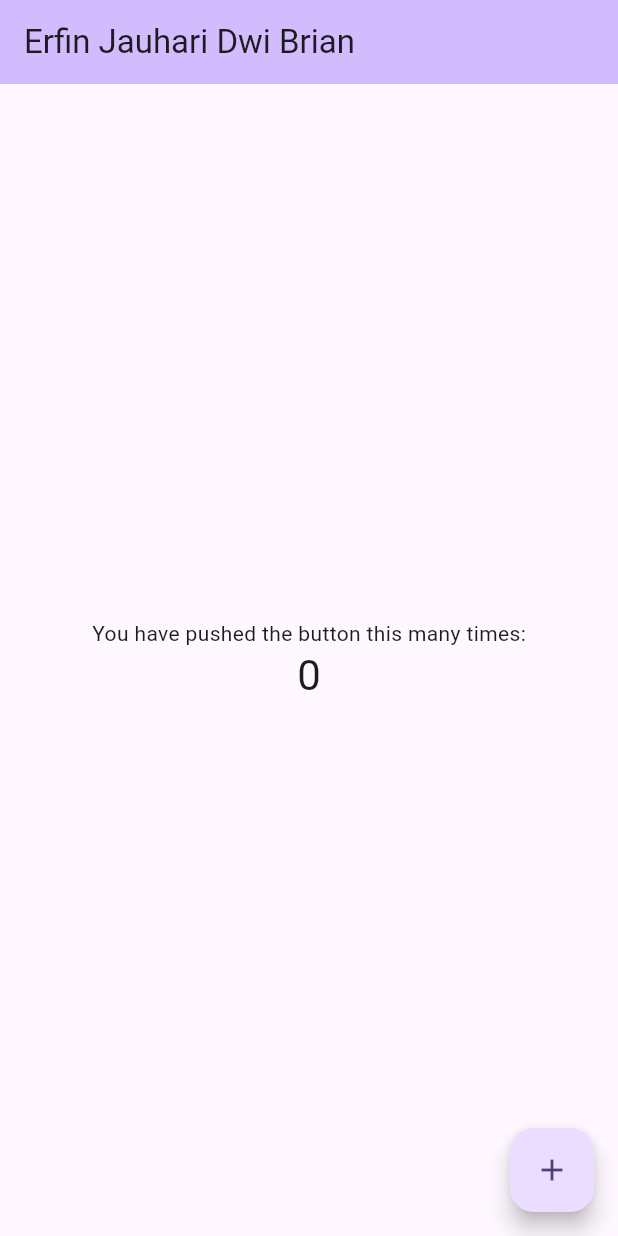
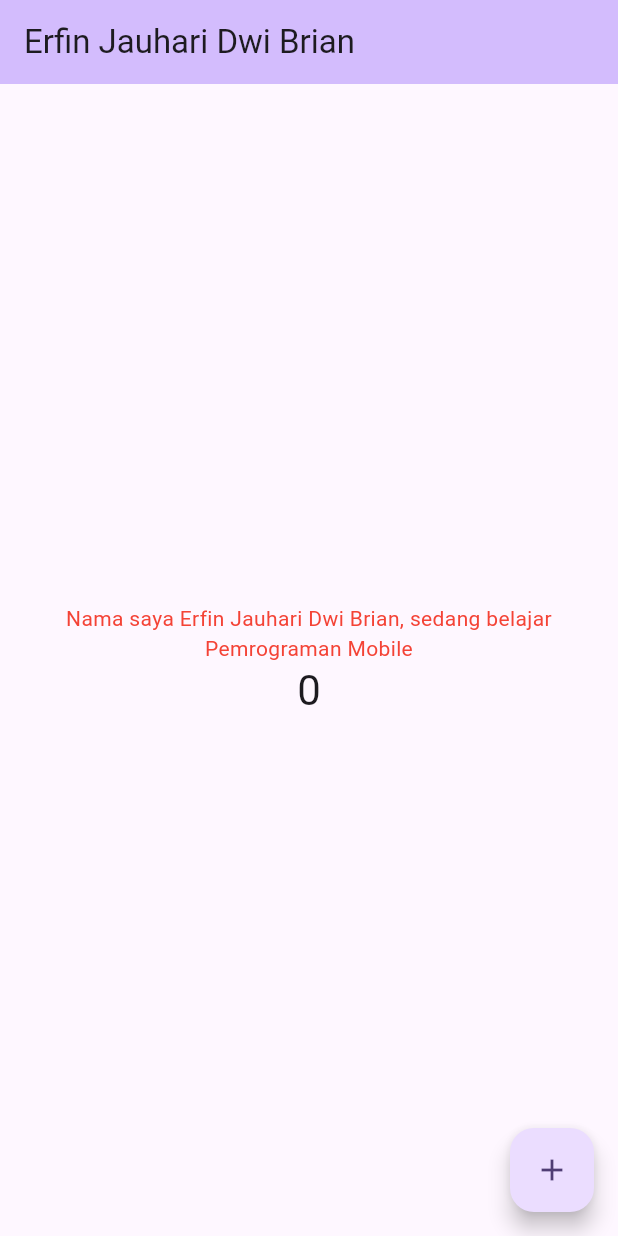
Before and after one commit to eerfinn/flutter-fundamental, a Flutter app: the screen it shows after launch, on a phone screen of 412 x 824 dp. Run offline on Flutter 3.47's test engine with Material 3 defaults, Android fonts, the phone set to English and light mode, and no system bars.

```diff
--- /dev/null
+++ b/lib/basic_widgets/text_widget.dart
@@ -0,0 +1,13 @@
+import 'package:flutter/material.dart';
+
+class MyTextWidget extends StatelessWidget {
+  const MyTextWidget({super.key});
+
+  @override
+  Widget build(BuildContext context) {
+    return const Text(
+      "Nama saya Erfin Jauhari Dwi Brian, sedang belajar Pemrograman Mobile",
+      style: TextStyle(color: Colors.red, fontSize: 14),
+      textAlign: TextAlign.center);
+  }
+}
--- a/lib/main.dart
+++ b/lib/main.dart
@@ -1,4 +1,5 @@
 import 'package:flutter/material.dart';
+import 'package:hello_world/basic_widgets/text_widget.dart';
 
 void main() {
   runApp(const MyApp());
@@ -104,7 +105,7 @@ class _MyHomePageState extends State<MyHomePage> {
           // wireframe for each widget.
           mainAxisAlignment: MainAxisAlignment.center,
           children: <Widget>[
-            const Text('You have pushed the button this many times:'),
+            const MyTextWidget(),
             Text(
               '$_counter',
               style: Theme.of(context).textTheme.headlineMedium,
```
Also changed, not shown: images/01.png, images/02.png (added), images/03.png (added), images/04.png (added), images/05.png (added), 1 other file.
